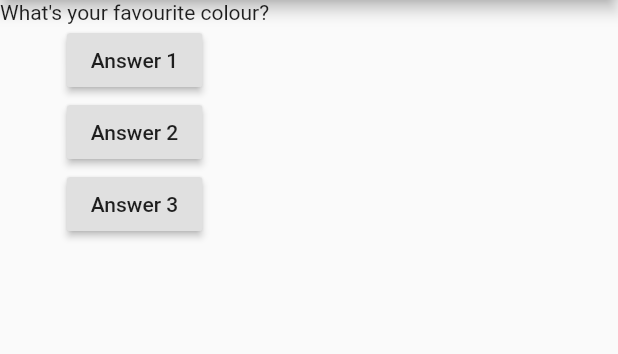
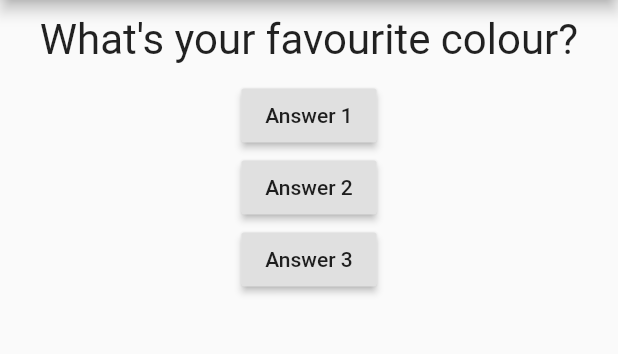
Before and after one commit to archrave/Personality-test-app, a Flutter app: the screen it shows after launch, on a phone screen of 412 x 824 dp, the part 84-438 px from its top. Run offline on Flutter 3.47's test engine with Material 2 defaults, Android fonts, the phone set to English and light mode, and no system bars.

Commit message:
Added some font and margin to the question

```diff
--- a/lib/question.dart
+++ b/lib/question.dart
@@ -1,11 +1,18 @@
 import 'package:flutter/material.dart';
 
 class Question extends StatelessWidget {
-  String questionText;
-
+//final tells dart that this value wouldnt change after the initialisation in the constructor (a good convention)
+  final String questionText;
   Question(this.questionText); //Short methoda of writing constructor
   @override
   Widget build(BuildContext context) {
-    return Text(questionText);
+    return Container(
+        width: double.infinity,
+        margin: EdgeInsets.all(10),
+        child: Text(
+          questionText,
+          style: TextStyle(fontSize: 28),
+          textAlign: TextAlign.center,
+        ));
   }
 }
```
